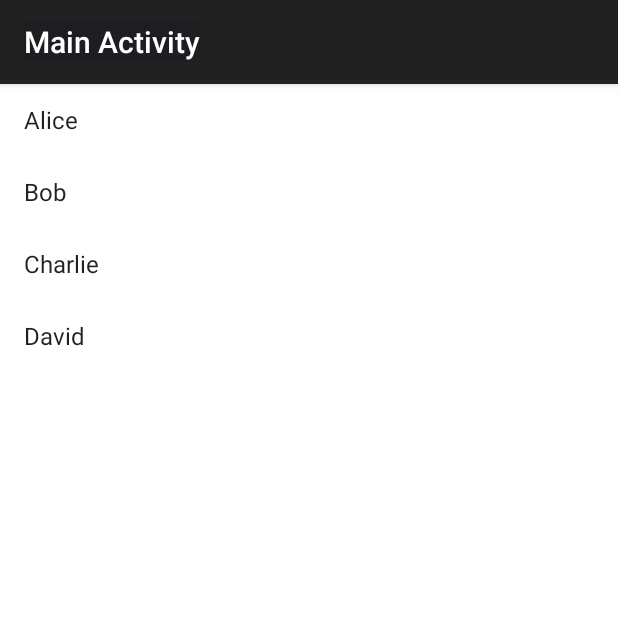
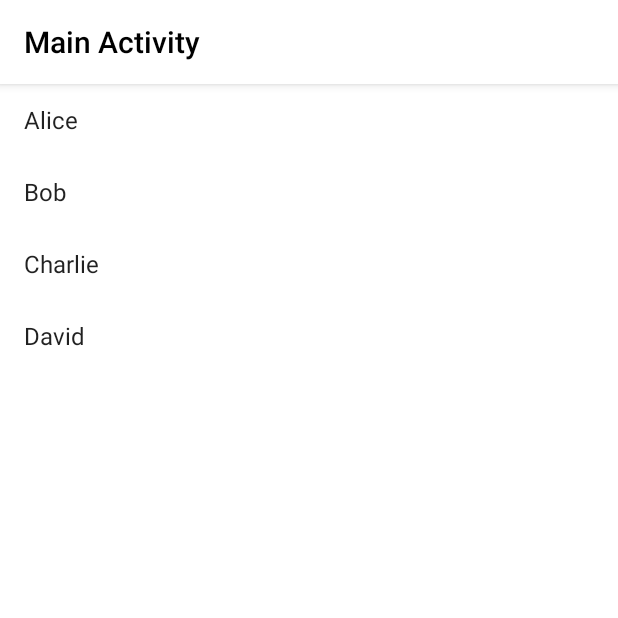
Before and after one commit to mfedorcz/CapybaraMess, an Android app: the screen it shows after launch (MainActivity), on a phone screen of 412 x 824 dp, the top half of it. Run offline under Robolectric (Android 15) with nearby library versions, the phone set to English and light mode, and no system bars.

Commit message:
Fixed position of custom ActionBar and changed colors.

```diff
--- a/app/src/main/res/drawable/ic_back.xml
+++ b/app/src/main/res/drawable/ic_back.xml
@@ -5,8 +5,9 @@
     android:viewportWidth="24"
     android:viewportHeight="24"
     tools:ignore="ExtraText">
-    <path :fillColor="#FFFFFF"
+    <path
+        android:fillColor="@color/colorPrimary"
     android:pathData="M15,19l-7,-7l7,-7"
-    android:strokeColor="#FFFFFF"
+    android:strokeColor="@color/colorOnPrimary"
     android:strokeWidth="2"/>
 </vector>
--- a/app/src/main/res/layout/action_bar_main_activity.xml
+++ b/app/src/main/res/layout/action_bar_main_activity.xml
@@ -11,5 +11,5 @@
         android:layout_centerInParent="true"
         android:text="@string/app_name"
         android:textAppearance="@style/TextAppearance.AppCompat.Widget.ActionBar.Title"
-        android:textColor="@android:color/white" />
+        android:textColor="@color/colorOnPrimary" />
 </RelativeLayout>
--- a/app/src/main/res/values-night/themes.xml
+++ b/app/src/main/res/values-night/themes.xml
@@ -1,6 +1,8 @@
 <resources xmlns:tools="http://schemas.android.com/tools">
     <!-- Base application theme. -->
     <style name="Theme.CapybaraMess" parent="Theme.MaterialComponents.DayNight.DarkActionBar">
+        <item name="android:padding">0dp</item>
+        <item name="android:layout_margin">0dp</item>
         <!-- Primary brand color. -->
         <item name="colorPrimary">@color/purple_200</item>
         <item name="colorPrimaryVariant">@color/purple_700</item>
--- a/app/src/main/res/values/colors.xml
+++ b/app/src/main/res/values/colors.xml
@@ -7,5 +7,6 @@
     <color name="teal_700">#FF018786</color>
     <color name="black">#FF000000</color>
     <color name="white">#FFFFFFFF</color>
-    <color name="colorPrimary">#1D1E22</color>
+    <color name="colorPrimary">#FFFFFF</color>
+    <color name="colorOnPrimary">#000000</color>
 </resources>
--- a/app/src/main/res/values/themes.xml
+++ b/app/src/main/res/values/themes.xml
@@ -1,15 +1,25 @@
 <resources xmlns:tools="http://schemas.android.com/tools">
     <!-- Base application theme. -->
     <style name="Theme.CapybaraMess" parent="Theme.MaterialComponents.DayNight.DarkActionBar">
-        <!-- Primary brand color. -->
-        <item name="colorPrimaryVariant">@color/purple_700</item>
-        <item name="colorOnPrimary">@color/white</item>
-        <!-- Secondary brand color. -->
-        <item name="colorSecondary">@color/teal_200</item>
-        <item name="colorSecondaryVariant">@color/teal_700</item>
-        <item name="colorOnSecondary">@color/black</item>
+        <!-- Ensure no padding or margins affect layout globally -->
+        <item name="android:padding">0dp</item>
+        <item name="android:layout_margin">0dp</item>
+
         <!-- Status bar color. -->
-        <item name="android:statusBarColor">?attr/colorPrimary</item>
-        <!-- Customize your theme here. -->
+        <item name="android:statusBarColor">@color/colorOnPrimary</item>
+
+        <!-- ActionBar customization -->
+        <item name="actionBarStyle">@style/MyActionBar</item>
+    </style>
+
+    <!-- ActionBar styles -->
+    <style name="MyActionBar" parent="Widget.MaterialComponents.ActionBar.Solid">
+        <item name="background">@color/colorPrimary</item>
+        <item name="titleTextStyle">@style/MyActionBar.TitleTextStyle</item>
+    </style>
+
+    <!-- ActionBar title text style -->
+    <style name="MyActionBar.TitleTextStyle" parent="TextAppearance.MaterialComponents.Headline6">
+        <item name="android:textColor">@color/colorOnPrimary</item>
     </style>
 </resources>
```
Also changed, not shown: app/src/main/res/layout/action_bar_act_conversation.xml (+5 -4 lines).
